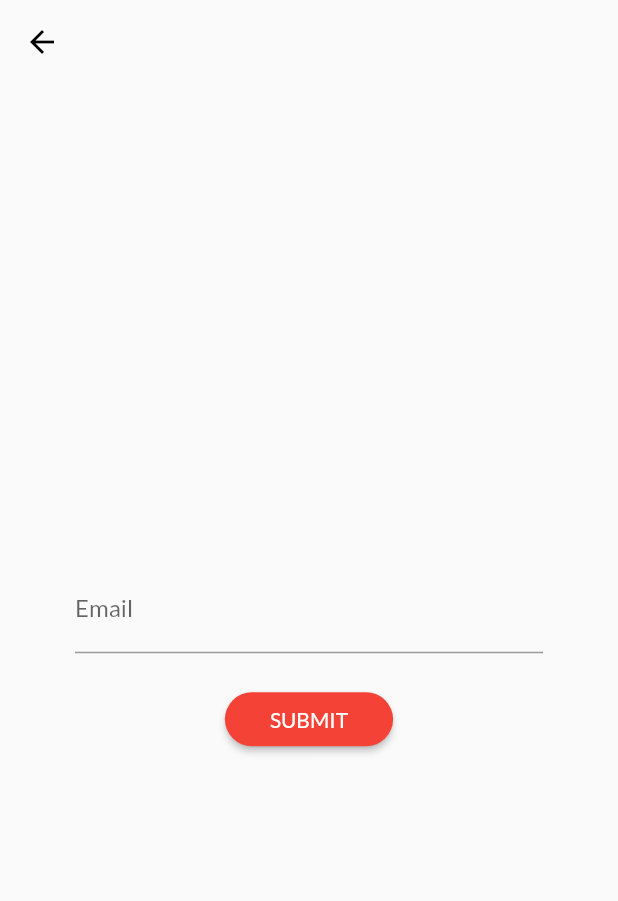
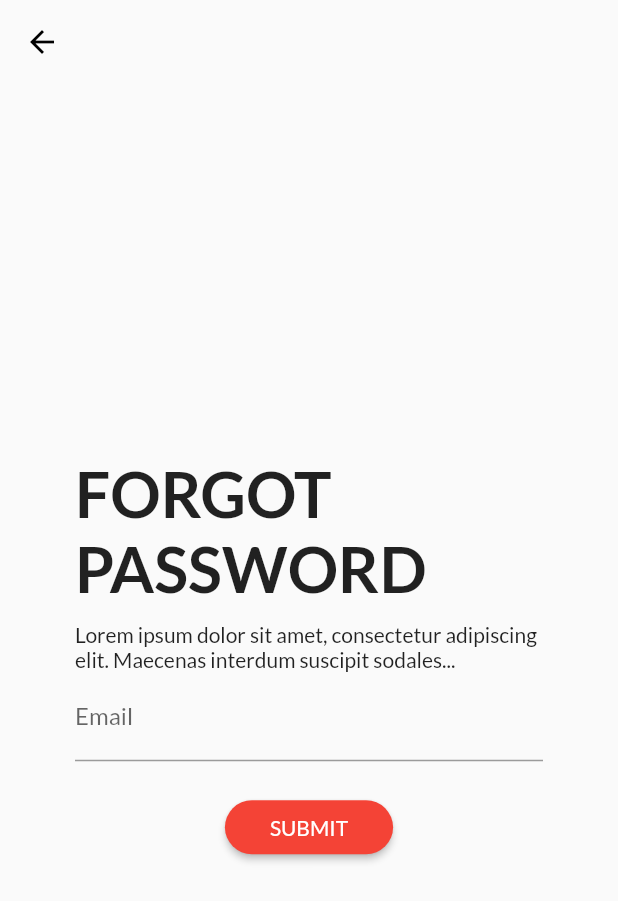
Before and after one commit to slo-amiculum/flutter_app, a Flutter app: the ForgotPasswordScreen screen opened by its route, on a phone screen of 412 x 824 dp. Shown: the top 901 px of the screen. Run offline on Flutter 3.47's test engine with Material 2 defaults, Android fonts, the phone set to English and light mode, and no system bars; our stand-ins replace shared_preferences; accounts and stored records are empty.

Commit message:
Added Forgot password title and dummy text

```diff
--- a/lib/screens/forgotpass_screen.dart
+++ b/lib/screens/forgotpass_screen.dart
@@ -126,6 +126,23 @@ class _ForgotPassState extends State<ForgotPass>
           child: SingleChildScrollView(
             child: Column(
               children: <Widget>[
+                Text(
+                  'Forgot Password'.toUpperCase(),
+                  textAlign: TextAlign.start,
+                  style: TextStyle(
+                    fontSize: 42,
+                    fontWeight: FontWeight.bold,
+                  ),
+                ),
+                SizedBox(
+                  height: 10,
+                ),
+                Text(
+                  'Lorem ipsum dolor sit amet, consectetur adipiscing elit. Maecenas interdum suscipit sodales...',
+                  style: TextStyle(
+                    fontSize: 14,
+                  ),
+                ),
                 TextFormField(
                   decoration: InputDecoration(labelText: 'Email'),
                   keyboardType: TextInputType.emailAddress,
```
